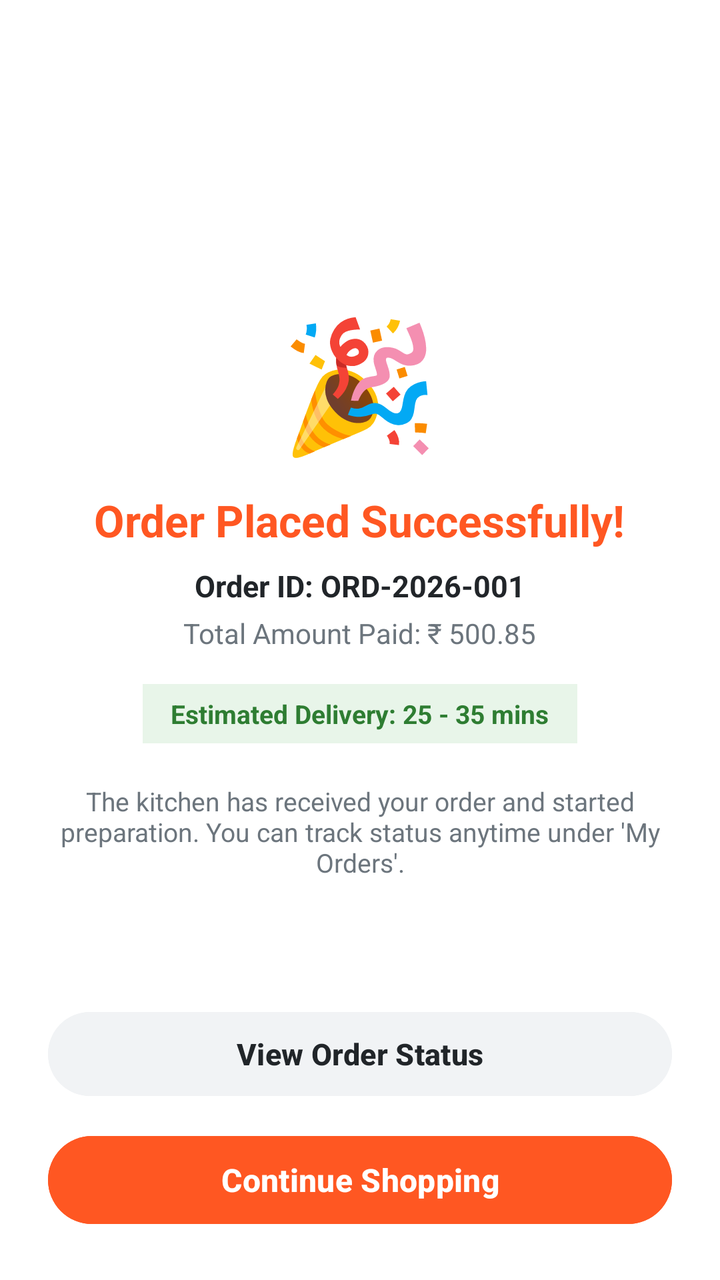
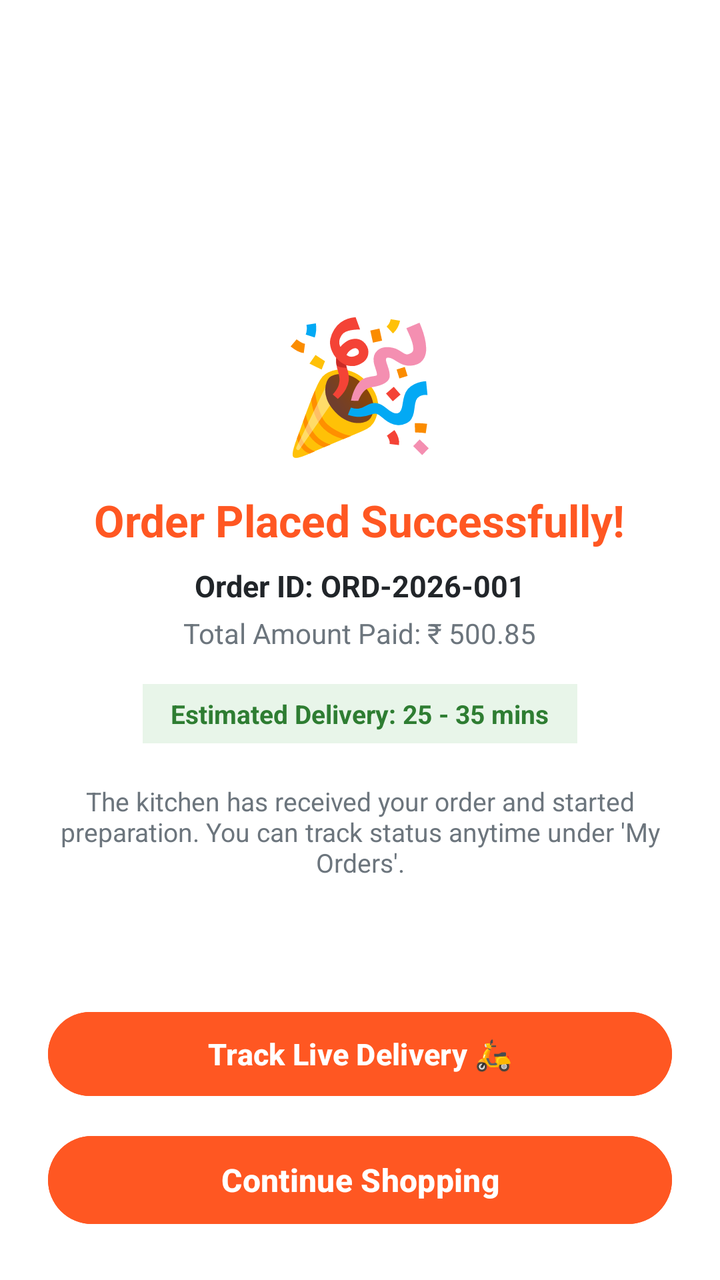

Compare the two renders of this Android layout. The source of the first and the diff that turns it into the second are given below.
<!-- AndroidManifest.xml: activity theme Theme.FoodieHub.NoActionBar -->
<!-- res/layout/activity_order_success.xml -->
<?xml version="1.0" encoding="utf-8"?>
<androidx.constraintlayout.widget.ConstraintLayout xmlns:android="http://schemas.android.com/apk/res/android"
    xmlns:app="http://schemas.android.com/apk/res-auto"
    android:layout_width="match_parent"
    android:layout_height="match_parent"
    android:background="@color/card_background"
    android:padding="24dp">

    <LinearLayout
        android:layout_width="match_parent"
        android:layout_height="wrap_content"
        android:gravity="center"
        android:orientation="vertical"
        app:layout_constraintBottom_toTopOf="@+id/btnSuccessContinue"
        app:layout_constraintTop_toTopOf="parent">

        <TextView
            android:layout_width="wrap_content"
            android:layout_height="wrap_content"
            android:text="🎉"
            android:textSize="64sp" />

        <TextView
            android:layout_width="wrap_content"
            android:layout_height="wrap_content"
            android:layout_marginTop="12dp"
            android:text="Order Placed Successfully!"
            android:textColor="@color/primary"
            android:textSize="22sp"
            android:textStyle="bold" />

        <TextView
            android:id="@+id/txtSuccessOrderId"
            android:layout_width="wrap_content"
            android:layout_height="wrap_content"
            android:layout_marginTop="8dp"
            android:text="Order ID: ORD-2026-001"
            android:textColor="@color/text_primary"
            android:textSize="15sp"
            android:textStyle="bold" />

        <TextView
            android:id="@+id/txtSuccessAmount"
            android:layout_width="wrap_content"
            android:layout_height="wrap_content"
            android:layout_marginTop="4dp"
            android:text="Total Amount Paid: ₹ 500.85"
            android:textColor="@color/text_secondary"
            android:textSize="14sp" />

        <TextView
            android:layout_width="wrap_content"
            android:layout_height="wrap_content"
            android:layout_marginTop="16dp"
            android:text="Estimated Delivery: 25 - 35 mins"
            android:textColor="#2E7D32"
            android:background="#E8F5E9"
            android:paddingHorizontal="14dp"
            android:paddingVertical="6dp"
            android:textStyle="bold"
            android:textSize="13sp" />

        <TextView
            android:layout_width="match_parent"
            android:layout_height="wrap_content"
            android:layout_marginTop="20dp"
            android:gravity="center"
            android:text="The kitchen has received your order and started preparation. You can track status anytime under 'My Orders'."
            android:textColor="@color/text_secondary"
            android:textSize="13sp" />

    </LinearLayout>

    <Button
        android:id="@+id/btnSuccessViewHistory"
        android:layout_width="match_parent"
        android:layout_height="50dp"
        android:layout_marginBottom="12dp"
        android:backgroundTint="#F1F3F5"
        android:text="View Order Status"
        android:textColor="@color/text_primary"
        android:textSize="15sp"
        android:textStyle="bold"
        app:layout_constraintBottom_toTopOf="@+id/btnSuccessContinue" />

    <Button
        android:id="@+id/btnSuccessContinue"
        android:layout_width="match_parent"
        android:layout_height="52dp"
        android:backgroundTint="@color/primary"
        android:text="Continue Shopping"
        android:textColor="@color/white"
        android:textSize="16sp"
        android:textStyle="bold"
        app:layout_constraintBottom_toBottomOf="parent" />

</androidx.constraintlayout.widget.ConstraintLayout>
<!-- resources referenced by this layout -->
<resources>
  <color name="card_background">#FFFFFF</color>
  <color name="primary">#FF5722</color>
  <color name="text_primary">#212529</color>
  <color name="text_secondary">#6C757D</color>
  <color name="white">#FFFFFF</color>
  <style name="Theme.FoodieHub.NoActionBar" parent="Theme.FoodieHub">
          <item name="windowActionBar">false</item>
          <item name="windowNoTitle">true</item>
      </style>
  <style name="Theme.FoodieHub" parent="Theme.Material3.DayNight.NoActionBar">
          <item name="colorPrimary">@color/primary</item>
          <item name="colorPrimaryVariant">@color/primary_dark</item>
          <item name="colorSecondary">@color/accent</item>
          <item name="android:statusBarColor">@color/primary_dark</item>
          <item name="android:windowLightStatusBar">false</item>
          <item name="windowActionBar">false</item>
          <item name="windowNoTitle">true</item>
      </style>
  <color name="primary_dark">#E64A19</color>
  <color name="accent">#FF9800</color>
</resources>

<!-- the commit's change to res/layout/activity_order_success.xml (unified diff, before → after) -->
@@ -76,9 +76,9 @@
         android:layout_width="match_parent"
         android:layout_height="50dp"
         android:layout_marginBottom="12dp"
-        android:backgroundTint="#F1F3F5"
-        android:text="View Order Status"
-        android:textColor="@color/text_primary"
+        android:backgroundTint="#FF5722"
+        android:text="Track Live Delivery 🛵"
+        android:textColor="@color/white"
         android:textSize="15sp"
         android:textStyle="bold"
         app:layout_constraintBottom_toTopOf="@+id/btnSuccessContinue" />
